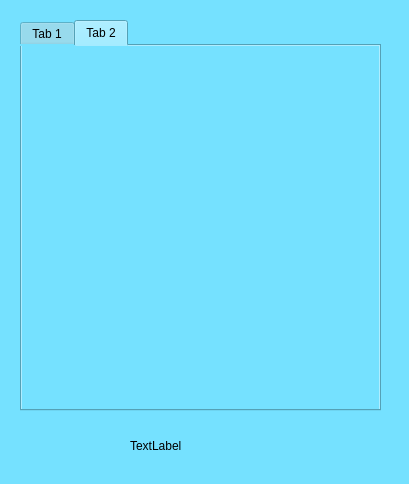
Qt form loginpage.ui (ehsan-esf0/Qt-Game) before a commit.
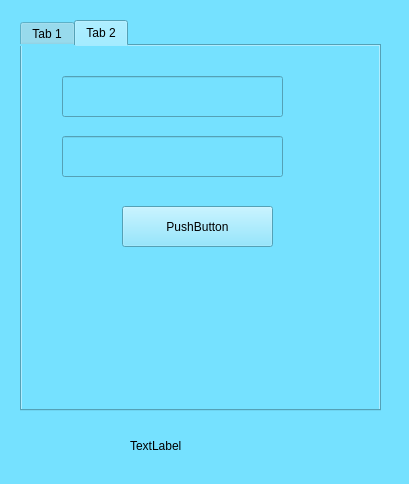
The same form after that commit. The open tabs and pages were chosen to show the change.

Commit message: add test login page for login system

Diff of the .ui file:
```diff
--- a/loginpage.ui
+++ b/loginpage.ui
@@ -76,6 +76,39 @@
     <attribute name="title">
      <string>Tab 2</string>
     </attribute>
+    <widget class="QLineEdit" name="username_2">
+     <property name="geometry">
+      <rect>
+       <x>40</x>
+       <y>30</y>
+       <width>221</width>
+       <height>41</height>
+      </rect>
+     </property>
+    </widget>
+    <widget class="QLineEdit" name="password_2">
+     <property name="geometry">
+      <rect>
+       <x>40</x>
+       <y>90</y>
+       <width>221</width>
+       <height>41</height>
+      </rect>
+     </property>
+    </widget>
+    <widget class="QPushButton" name="login">
+     <property name="geometry">
+      <rect>
+       <x>100</x>
+       <y>160</y>
+       <width>151</width>
+       <height>41</height>
+      </rect>
+     </property>
+     <property name="text">
+      <string>PushButton</string>
+     </property>
+    </widget>
    </widget>
   </widget>
   <widget class="QLabel" name="label">
```
Left out of the diff: 8 changed lines with no effect on the pictures. The commit also changes 303 other files.
